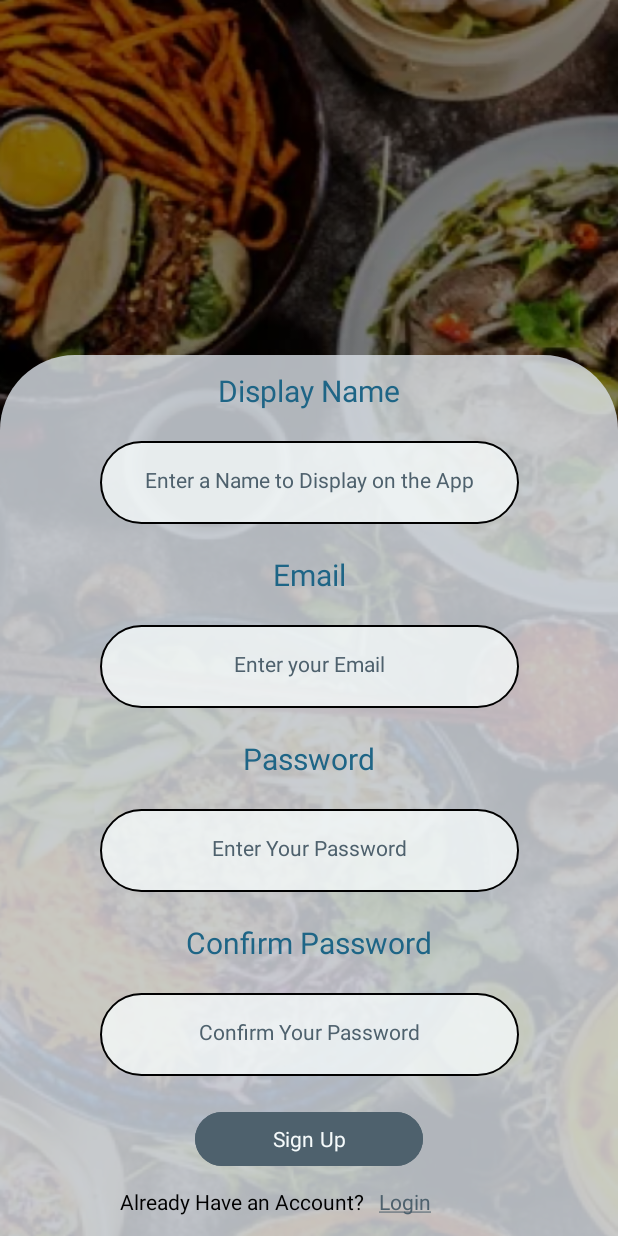
After one commit to Filo-patir/Food-Planner, an Android app: the fragment SignUpFragment shown on its own in the app's theme, on a phone screen of 412 x 824 dp. The commit adds this screen. Run offline under Robolectric (Android 15) with nearby library versions, the phone set to English and light mode, and no system bars.

Commit message:
added layouts fragments

```diff
--- a/app/build.gradle
+++ b/app/build.gradle
@@ -48,8 +48,8 @@ dependencies {
     implementation libs.constraintlayout
     implementation libs.lifecycle.livedata.ktx
     implementation libs.lifecycle.viewmodel.ktx
+    implementation libs.lombok
     implementation libs.navigation.fragment
-    implementation libs.navigation.ui
     testImplementation libs.junit
     androidTestImplementation libs.ext.junit
     androidTestImplementation libs.espresso.core
--- /dev/null
+++ b/app/src/main/java/filo/mamdouh/kershhelper/welcomescreenfragments/SignUpFragment.java
@@ -0,0 +1,26 @@
+package filo.mamdouh.kershhelper.welcomescreenfragments;
+
+import android.os.Bundle;
+
+import androidx.fragment.app.Fragment;
+
+import android.view.LayoutInflater;
+import android.view.View;
+import android.view.ViewGroup;
+
+import filo.mamdouh.kershhelper.R;
+
+public class SignUpFragment extends Fragment {
+
+    @Override
+    public void onCreate(Bundle savedInstanceState) {
+        super.onCreate(savedInstanceState);
+    }
+
+    @Override
+    public View onCreateView(LayoutInflater inflater, ViewGroup container,
+                             Bundle savedInstanceState) {
+        // Inflate the layout for this fragment
+        return inflater.inflate(R.layout.fragment_sign_up, container, false);
+    }
+}
--- /dev/null
+++ b/app/src/main/res/layout/fragment_sign_up.xml
@@ -0,0 +1,189 @@
+<?xml version="1.0" encoding="utf-8"?>
+<androidx.constraintlayout.widget.ConstraintLayout xmlns:android="http://schemas.android.com/apk/res/android"
+    xmlns:app="http://schemas.android.com/apk/res-auto"
+    xmlns:tools="http://schemas.android.com/tools"
+    android:layout_width="match_parent"
+    android:layout_height="match_parent"
+    android:background="@drawable/login_page_background"
+    tools:context=".welcomescreenfragments.SignUpFragment">
+
+
+<androidx.constraintlayout.widget.Group
+        android:id="@+id/group2"
+        android:layout_width="match_parent"
+        android:layout_height="0dp"
+        android:background="@drawable/group_background"
+        app:constraint_referenced_ids="signup_login_btn,textView11,signupbtn,sign_up_name,textView10,sign_up_confirmpass,sign_up_email,sign_up_password,textView7,textView9,textView8"
+        app:layout_constraintBottom_toBottomOf="parent"
+        app:layout_constraintEnd_toEndOf="parent"
+        app:layout_constraintStart_toStartOf="parent"
+        app:layout_constraintTop_toTopOf="@+id/textView8" />
+
+    <TextView
+        android:id="@+id/signup_login_btn"
+        android:layout_width="wrap_content"
+        android:layout_height="wrap_content"
+        android:layout_marginStart="10dp"
+        android:fontFamily="@font/roboto"
+        android:text="@string/logintxt"
+        android:textColor="@color/secondary_color"
+        android:textSize="14dp"
+        app:layout_constraintStart_toEndOf="@+id/textView11"
+        app:layout_constraintTop_toTopOf="@+id/textView11" />
+
+    <TextView
+        android:id="@+id/textView11"
+        android:layout_width="wrap_content"
+        android:layout_height="wrap_content"
+        android:layout_marginStart="80dp"
+        android:layout_marginTop="10dp"
+        android:text="@string/already_have_acctxt"
+        android:textColor="@color/black"
+        android:textSize="14dp"
+        app:layout_constraintStart_toStartOf="parent"
+        app:layout_constraintTop_toBottomOf="@+id/signupbtn" />
+
+    <Button
+        android:id="@+id/signupbtn"
+        android:layout_width="152dp"
+        android:layout_height="44dp"
+        android:layout_marginTop="20dp"
+        android:backgroundTint="@color/secondary_color"
+        android:fontFamily="@font/roboto"
+        android:text="@string/signup_btn"
+        android:textColor="@color/surface"
+        app:layout_constraintEnd_toEndOf="parent"
+        app:layout_constraintHorizontal_bias="0.5"
+        app:layout_constraintStart_toStartOf="parent"
+        app:layout_constraintTop_toBottomOf="@+id/sign_up_confirmpass" />
+
+    <EditText
+        android:id="@+id/sign_up_name"
+        android:layout_width="279dp"
+        android:layout_height="55dp"
+        android:layout_marginTop="20dp"
+        android:background="@drawable/edittext_background"
+        android:ems="10"
+        android:hint="@string/namehint"
+        android:inputType="text"
+        android:textAlignment="center"
+        android:textColor="@color/secondary_color"
+        android:textColorHint="@color/secondary_color"
+        android:textSize="14dp"
+        app:layout_constraintEnd_toEndOf="parent"
+        app:layout_constraintHorizontal_bias="0.5"
+        app:layout_constraintStart_toStartOf="parent"
+        app:layout_constraintTop_toBottomOf="@+id/textView8" />
+
+    <TextView
+        android:id="@+id/textView10"
+        android:layout_width="wrap_content"
+        android:layout_height="wrap_content"
+        android:layout_marginTop="20dp"
+        android:fontFamily="@font/roboto"
+        android:text="@string/confirm_passtxt"
+        android:textColor="@color/primary_color"
+        android:textSize="20dp"
+        app:layout_constraintEnd_toEndOf="parent"
+        app:layout_constraintHorizontal_bias="0.5"
+        app:layout_constraintStart_toStartOf="parent"
+        app:layout_constraintTop_toBottomOf="@+id/sign_up_password" />
+
+    <EditText
+        android:id="@+id/sign_up_confirmpass"
+        android:layout_width="279dp"
+        android:layout_height="55dp"
+        android:layout_marginTop="20dp"
+        android:background="@drawable/edittext_background"
+        android:ems="10"
+        android:hint="@string/confirm_pass_hint"
+        android:inputType="textPassword"
+        android:textAlignment="center"
+        android:textColor="@color/secondary_color"
+        android:textColorHint="@color/secondary_color"
+        android:textSize="14dp"
+        app:layout_constraintEnd_toEndOf="parent"
+        app:layout_constraintHorizontal_bias="0.5"
+        app:layout_constraintStart_toStartOf="parent"
+        app:layout_constraintTop_toBottomOf="@+id/textView10" />
+
+    <EditText
+        android:id="@+id/sign_up_email"
+        android:layout_width="279dp"
+        android:layout_height="55dp"
+        android:layout_marginTop="20dp"
+        android:background="@drawable/edittext_background"
+        android:ems="10"
+        android:hint="@string/email_hint"
+        android:inputType="textEmailAddress"
+        android:textAlignment="center"
+        android:textColor="@color/secondary_color"
+        android:textColorHint="@color/secondary_color"
+        android:textSize="14dp"
+        app:layout_constraintEnd_toEndOf="parent"
+        app:layout_constraintHorizontal_bias="0.5"
+        app:layout_constraintStart_toStartOf="parent"
+        app:layout_constraintTop_toBottomOf="@+id/textView7" />
+
+    <EditText
+        android:id="@+id/sign_up_password"
+        android:layout_width="279dp"
+        android:layout_height="55dp"
+        android:layout_marginTop="20dp"
+        android:background="@drawable/edittext_background"
+        android:ems="10"
+        android:hint="@string/passwordhint"
+        android:inputType="textPassword"
+        android:textAlignment="center"
+        android:textColor="@color/secondary_color"
+        android:textColorHint="@color/secondary_color"
+        android:textSize="14dp"
+        app:layout_constraintEnd_toEndOf="parent"
+        app:layout_constraintHorizontal_bias="0.5"
+        app:layout_constraintStart_toStartOf="parent"
+        app:layout_constraintTop_toBottomOf="@+id/textView9" />
+
+    <TextView
+        android:id="@+id/textView7"
+        android:layout_width="wrap_content"
+        android:layout_height="wrap_content"
+        android:layout_marginTop="20dp"
+        android:fontFamily="@font/roboto"
+        android:text="@string/emailtxt"
+        android:textColor="@color/primary_color"
+        android:textSize="20dp"
+        app:layout_constraintEnd_toEndOf="parent"
+        app:layout_constraintHorizontal_bias="0.5"
+        app:layout_constraintStart_toStartOf="parent"
+        app:layout_constraintTop_toBottomOf="@+id/sign_up_name" />
+
+    <TextView
+        android:id="@+id/textView9"
+        android:layout_width="wrap_content"
+        android:layout_height="wrap_content"
+        android:layout_marginTop="20dp"
+        android:fontFamily="@font/roboto"
+        android:text="@string/passtxt"
+        android:textColor="@color/primary_color"
+        android:textSize="20dp"
+        app:layout_constraintEnd_toEndOf="parent"
+        app:layout_constraintHorizontal_bias="0.5"
+        app:layout_constraintStart_toStartOf="parent"
+        app:layout_constraintTop_toBottomOf="@+id/sign_up_email" />
+
+    <TextView
+        android:id="@+id/textView8"
+        android:layout_width="wrap_content"
+        android:layout_height="wrap_content"
+        android:layout_marginBottom="550dp"
+        android:fontFamily="@font/roboto"
+        android:paddingTop="10dp"
+        android:text="@string/usernametxt"
+        android:textColor="@color/primary_color"
+        android:textSize="20dp"
+        app:layout_constraintBottom_toBottomOf="parent"
+        app:layout_constraintEnd_toEndOf="parent"
+        app:layout_constraintHorizontal_bias="0.5"
+        app:layout_constraintStart_toStartOf="parent" />
+
+</androidx.constraintlayout.widget.ConstraintLayout>
--- a/app/src/main/res/navigation/mobile_navigation.xml
+++ /dev/null
@@ -1,5 +0,0 @@
-<?xml version="1.0" encoding="utf-8"?>
-<navigation xmlns:android="http://schemas.android.com/apk/res/android"
-    xmlns:app="http://schemas.android.com/apk/res-auto"
-    xmlns:tools="http://schemas.android.com/tools"
-    android:id="@+id/mobile_navigation"/>
```
Also changed, not shown: app/src/main/java/filo/mamdouh/kershhelper/models/User.java (added, +13 -0 lines), app/src/main/java/filo/mamdouh/kershhelper/welcomescreenfragments/LoginFragment.java (added, +25 -0 lines), app/src/main/java/filo/mamdouh/kershhelper/welcomescreenfragments/SplashFragment.java (added, +27 -0 lines), app/src/main/java/filo/mamdouh/kershhelper/welcomescreenfragments/WelcomeFragment.java (added, +36 -0 lines), app/src/main/res/layout/activity_main.xml (+12 -0 lines), app/src/main/res/layout/fragment_login.xml (added, +151 -0 lines), app/src/main/res/layout/fragment_splash_screen.xml (added, +48 -0 lines), app/src/main/res/layout/fragment_welcome_screen.xml (added, +129 -0 lines), app/src/main/res/navigation/welcome_screen_nav.xml (added, +45 -0 lines), gradle/libs.versions.toml (+4 -4 lines).
